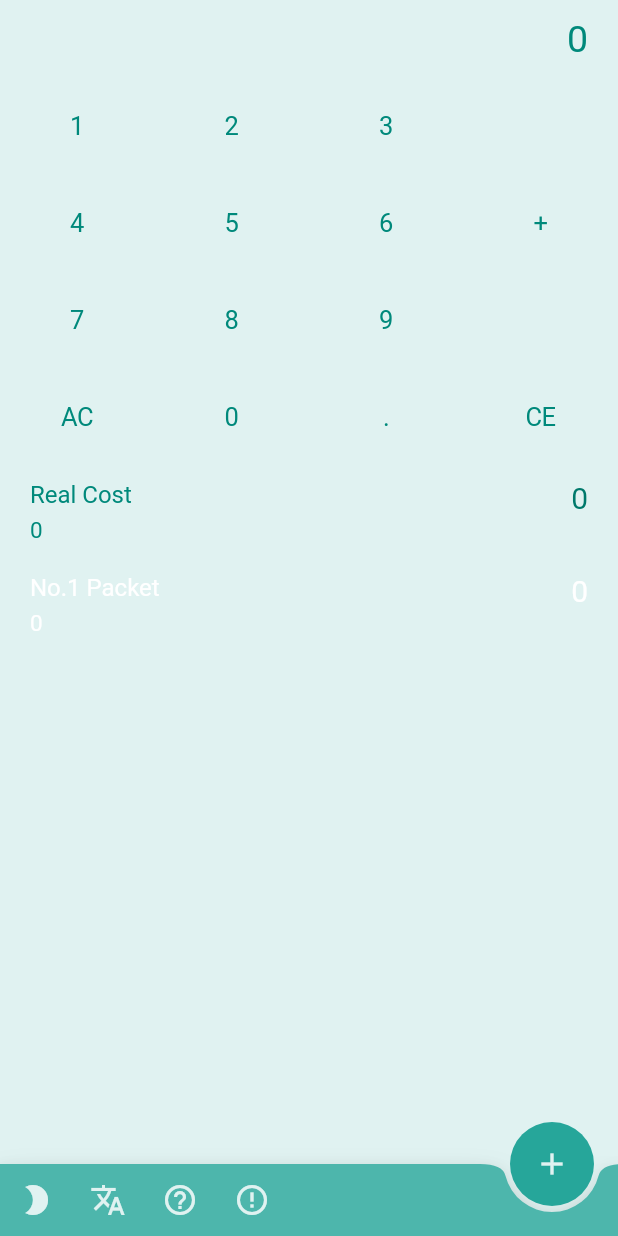
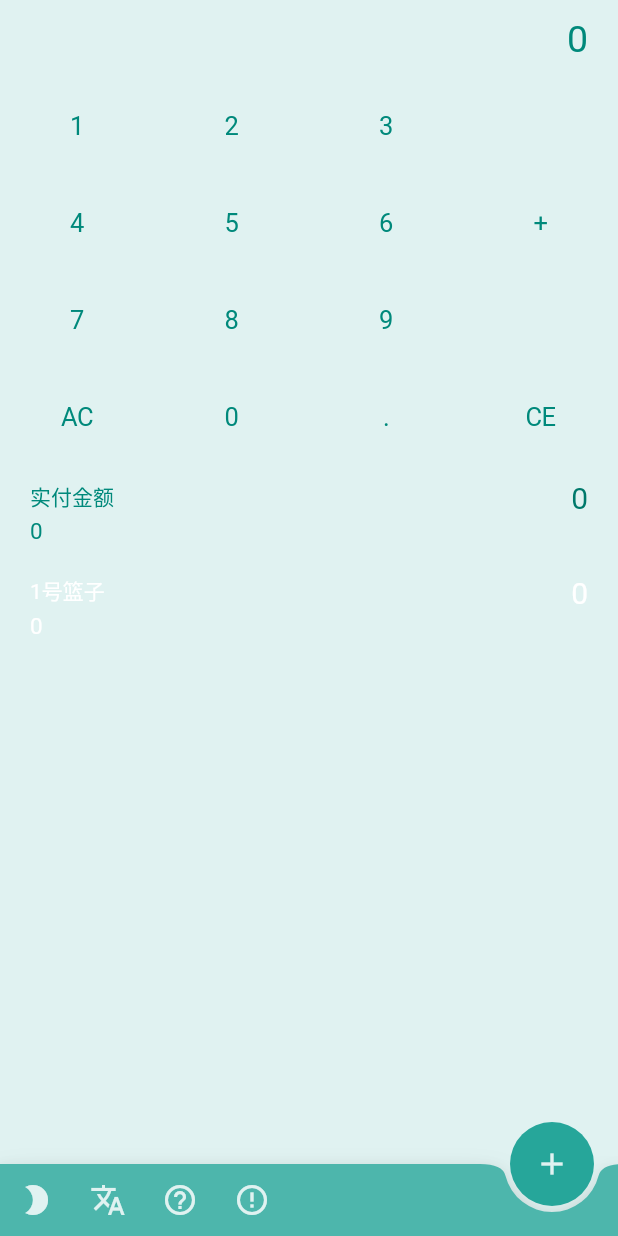
Before and after one commit to JokerLying/ACost-Flutter, a Flutter app: the screen it shows after launch, after a tap on the "translate" icon, on a phone screen of 412 x 824 dp. Run offline on Flutter 3.47's test engine with Material 2 defaults, Android fonts, the light colour scheme and no system bars; our stand-ins replace shared_preferences.

Commit message:
Add chinese mode

```diff
--- a/lib/common/config.dart
+++ b/lib/common/config.dart
@@ -3,23 +3,35 @@ import 'package:shared_preferences/shared_preferences.dart';
 
 class Config {
   static bool darkMode;
+  static bool chineseMode;
   static ThemeData themeData;
 
   static Future<bool> loadConfig() async {
     SharedPreferences prefs = await SharedPreferences.getInstance();
     darkMode = prefs.getBool("dark_mode") ?? false;
-    return darkMode;
+    chineseMode = prefs.getBool("chinese_mode") ?? false;
+    return true;
   }
 
-  static saveConfig() async {
+  static _saveDarkMode() async {
     SharedPreferences prefs = await SharedPreferences.getInstance();
     prefs.setBool("dark_mode", darkMode);
+  }
+
+  static _saveChineseMode() async {
+    SharedPreferences prefs = await SharedPreferences.getInstance();
+    prefs.setBool("chinese_mode", chineseMode);
   }
 
   static changeThemeMode() {
     darkMode = !darkMode;
     setTheme();
-    saveConfig();
+    _saveDarkMode();
+  }
+
+  static changeChineseMode() {
+    chineseMode = !chineseMode;
+    _saveChineseMode();
   }
 
   static setTheme() {
--- a/lib/main.dart
+++ b/lib/main.dart
@@ -10,7 +10,7 @@ import 'package:acost/widget/packet_component.dart';
 
 void main() {
   WidgetsFlutterBinding.ensureInitialized();
-  Config.loadConfig().then((darkMode) {
+  Config.loadConfig().then((success) {
     Config.setTheme();
     runApp(MultiProvider(
       providers: [
@@ -46,6 +46,10 @@ class _MyHomePageState extends State<MyHomePage> {
   void _addPacket() {
     var priceModel = Provider.of<PriceModel>(context, listen: false);
     priceModel.addPacket(new Packet("0", "0"));
+    _scrollToBottom();
+  }
+
+  void _scrollToBottom() {
     Timer(
         Duration(milliseconds: 100),
         () => widget._controller.animateTo(
@@ -163,7 +167,9 @@ class _MyHomePageState extends State<MyHomePage> {
         IconButton(
             icon: Icon(Icons.translate),
             onPressed: () {
-              print('Menu button pressed');
+              setState(() {
+                Config.changeChineseMode();
+              });
             }),
         IconButton(
             icon: Icon(Icons.help_outline),
--- a/lib/widget/packet_component.dart
+++ b/lib/widget/packet_component.dart
@@ -27,13 +27,20 @@ class PacketComponentState extends State<PacketComponent> {
               child: Column(
             crossAxisAlignment: CrossAxisAlignment.start,
             children: <Widget>[
-              Text(
-                widget.index == 0 ? "Real Cost" : "No.${widget.index} Packet",
-                style: TextStyle(
-                  color: widget.isCheck
-                      ? Config.themeData.primaryTextTheme.bodyText1.color
-                      : Config.themeData.accentTextTheme.bodyText1.color,
-                  fontSize: 16,
+              Container(
+                height: 20,
+                child: Text(
+                  widget.index == 0
+                      ? Config.chineseMode ? "实付金额" : "Real Cost"
+                      : Config.chineseMode
+                          ? "${widget.index}号篮子"
+                          : "No.${widget.index} Packet",
+                  style: TextStyle(
+                    color: widget.isCheck
+                        ? Config.themeData.primaryTextTheme.bodyText1.color
+                        : Config.themeData.accentTextTheme.bodyText1.color,
+                    fontSize: Config.chineseMode ? 14 : 16,
+                  ),
                 ),
               ),
               SizedBox(height: 5),
```
